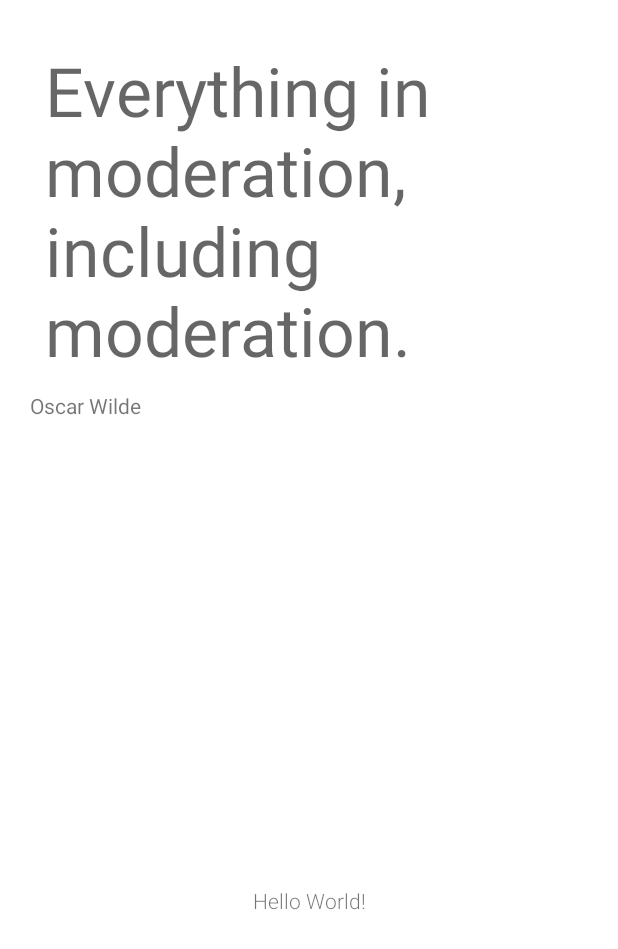
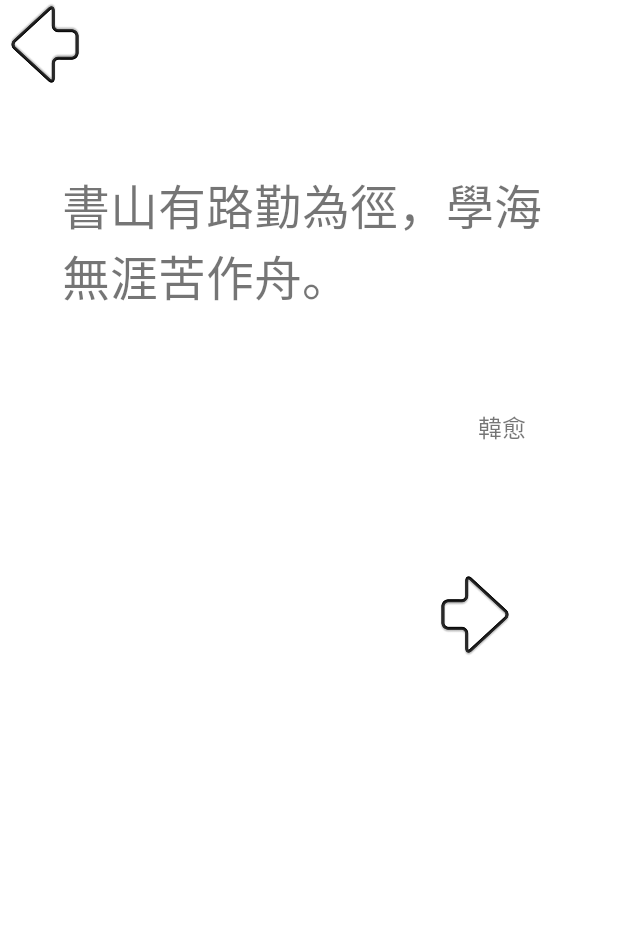
Before and after one commit to iamsad5566/self-care-task-manager, an Android app: the screen it shows after launch (MainActivity), on a phone screen of 412 x 824 dp. Shown: the top 949 px of the screen. Run offline under Robolectric (Android 15) with nearby library versions, the phone set to English and light mode, and no system bars.

Commit message:
update: drawing home page

```diff
--- a/app/build.gradle
+++ b/app/build.gradle
@@ -37,6 +37,9 @@ dependencies {
     implementation 'androidx.appcompat:appcompat:1.5.1'
     implementation 'com.google.android.material:material:1.6.1'
     implementation 'androidx.constraintlayout:constraintlayout:2.1.4'
+    implementation 'androidx.navigation:navigation-fragment-ktx:2.5.3'
+    implementation 'androidx.navigation:navigation-ui-ktx:2.5.3'
+    implementation 'androidx.legacy:legacy-support-v4:1.0.0'
     testImplementation 'junit:junit:4.+'
     androidTestImplementation 'androidx.test.ext:junit:1.1.3'
     androidTestImplementation 'androidx.test.espresso:espresso-core:3.4.0'
--- a/app/src/main/java/welfare/self_care_task_manager/MainActivity.kt
+++ b/app/src/main/java/welfare/self_care_task_manager/MainActivity.kt
@@ -1,7 +1,10 @@
 package welfare.self_care_task_manager
 
+import android.content.Context
 import androidx.appcompat.app.AppCompatActivity
 import android.os.Bundle
+import android.util.AttributeSet
+import android.view.View
 
 class MainActivity : AppCompatActivity() {
     override fun onCreate(savedInstanceState: Bundle?) {
--- /dev/null
+++ b/app/src/main/java/welfare/self_care_task_manager/cassatte.kt
@@ -0,0 +1,59 @@
+package welfare.self_care_task_manager
+
+import android.os.Bundle
+import androidx.fragment.app.Fragment
+import android.view.LayoutInflater
+import android.view.View
+import android.view.ViewGroup
+
+// TODO: Rename parameter arguments, choose names that match
+// the fragment initialization parameters, e.g. ARG_ITEM_NUMBER
+private const val ARG_PARAM1 = "param1"
+private const val ARG_PARAM2 = "param2"
+
+/**
+ * A simple [Fragment] subclass.
+ * Use the [cassatte.newInstance] factory method to
+ * create an instance of this fragment.
+ */
+class Cassatte : Fragment() {
+    // TODO: Rename and change types of parameters
+    private var param1: String? = null
+    private var param2: String? = null
+
+    override fun onCreate(savedInstanceState: Bundle?) {
+        super.onCreate(savedInstanceState)
+        arguments?.let {
+            param1 = it.getString(ARG_PARAM1)
+            param2 = it.getString(ARG_PARAM2)
+        }
+    }
+
+    override fun onCreateView(
+        inflater: LayoutInflater, container: ViewGroup?,
+        savedInstanceState: Bundle?
+    ): View? {
+        // Inflate the layout for this fragment
+        return inflater.inflate(R.layout.fragment_cassatte, container, false)
+    }
+
+    companion object {
+        /**
+         * Use this factory method to create a new instance of
+         * this fragment using the provided parameters.
+         *
+         * @param param1 Parameter 1.
+         * @param param2 Parameter 2.
+         * @return A new instance of fragment cassatte.
+         */
+        // TODO: Rename and change types and number of parameters
+        @JvmStatic
+        fun newInstance(param1: String, param2: String) =
+            Cassatte().apply {
+                arguments = Bundle().apply {
+                    putString(ARG_PARAM1, param1)
+                    putString(ARG_PARAM2, param2)
+                }
+            }
+    }
+}
--- /dev/null
+++ b/app/src/main/java/welfare/self_care_task_manager/home_page.kt
@@ -0,0 +1,59 @@
+package welfare.self_care_task_manager
+
+import android.os.Bundle
+import androidx.fragment.app.Fragment
+import android.view.LayoutInflater
+import android.view.View
+import android.view.ViewGroup
+
+// TODO: Rename parameter arguments, choose names that match
+// the fragment initialization parameters, e.g. ARG_ITEM_NUMBER
+private const val ARG_PARAM1 = "param1"
+private const val ARG_PARAM2 = "param2"
+
+/**
+ * A simple [Fragment] subclass.
+ * Use the [home_page.newInstance] factory method to
+ * create an instance of this fragment.
+ */
+class home_page : Fragment() {
+    // TODO: Rename and change types of parameters
+    private var param1: String? = null
+    private var param2: String? = null
+
+    override fun onCreate(savedInstanceState: Bundle?) {
+        super.onCreate(savedInstanceState)
+        arguments?.let {
+            param1 = it.getString(ARG_PARAM1)
+            param2 = it.getString(ARG_PARAM2)
+        }
+    }
+
+    override fun onCreateView(
+        inflater: LayoutInflater, container: ViewGroup?,
+        savedInstanceState: Bundle?
+    ): View? {
+        // Inflate the layout for this fragment
+        return inflater.inflate(R.layout.fragment_home_page, container, false)
+    }
+
+    companion object {
+        /**
+         * Use this factory method to create a new instance of
+         * this fragment using the provided parameters.
+         *
+         * @param param1 Parameter 1.
+         * @param param2 Parameter 2.
+         * @return A new instance of fragment home_page.
+         */
+        // TODO: Rename and change types and number of parameters
+        @JvmStatic
+        fun newInstance(param1: String, param2: String) =
+            home_page().apply {
+                arguments = Bundle().apply {
+                    putString(ARG_PARAM1, param1)
+                    putString(ARG_PARAM2, param2)
+                }
+            }
+    }
+}
--- a/app/src/main/res/layout/activity_main.xml
+++ b/app/src/main/res/layout/activity_main.xml
@@ -1,47 +1,14 @@
 <?xml version="1.0" encoding="utf-8"?>
-<androidx.constraintlayout.widget.ConstraintLayout
+<FrameLayout
         xmlns:android="http://schemas.android.com/apk/res/android"
         xmlns:tools="http://schemas.android.com/tools"
         xmlns:app="http://schemas.android.com/apk/res-auto"
         android:layout_width="match_parent"
         android:layout_height="match_parent"
         tools:context=".MainActivity">
-
-    <LinearLayout
-            android:id="@+id/cardContainer"
+    <androidx.fragment.app.FragmentContainerView
+            android:name="androidx.navigation.fragment.NavHostFragment"
             android:layout_width="match_parent"
-            android:layout_height="300dp"
-            android:layout_margin="20dp"
-            android:orientation="vertical"
-            tools:layout_editor_absoluteX="0dp" app:layout_constraintTop_toTopOf="parent">
-        <TextView
-                android:id="@+id/mottoContent"
-                android:layout_width="match_parent"
-                android:layout_height="wrap_content"
-                android:layout_margin="10dp"
-                app:layout_constraintLeft_toLeftOf="parent"
-                app:layout_constraintRight_toRightOf="parent"
-
-                android:text="Everything in moderation, including moderation."
-                style="@style/Widget.AppCompat.TextView"
-                android:textAppearance="@style/TextAppearance.AppCompat.Display2" tools:ignore="HardcodedText"/>
-        <TextView
-                android:id="@+id/mottoAuthor"
-                android:layout_width="wrap_content"
-                android:layout_height="wrap_content"
-                app:layout_constraintLeft_toLeftOf="parent"
-                app:layout_constraintRight_toRightOf="parent"
-                android:text="Oscar Wilde"
-                app:layout_constrainTop_toTopOf="@+id/mottoContent" tools:ignore="HardcodedText"/>
-    </LinearLayout>
-    <TextView
-            android:layout_width="wrap_content"
-            android:layout_height="wrap_content"
-            android:text="Hello World!"
-            app:layout_constraintBottom_toBottomOf="parent"
-            app:layout_constraintLeft_toLeftOf="parent"
-            app:layout_constraintRight_toRightOf="parent"
-            app:layout_constraintTop_toTopOf="@+id/cardContainer" android:layout_marginTop="356dp"
-            app:fontFamily="sans-serif-light"/>
-
-</androidx.constraintlayout.widget.ConstraintLayout>
+            android:layout_height="match_parent" app:navGraph="@navigation/nav_graph" app:defaultNavHost="true"
+            android:id="@+id/fragmentContainerView"/>
+</FrameLayout>
--- /dev/null
+++ b/app/src/main/res/layout/fragment_cassatte.xml
@@ -0,0 +1,6 @@
+<?xml version="1.0" encoding="utf-8"?>
+<FrameLayout xmlns:android="http://schemas.android.com/apk/res/android"
+             xmlns:tools="http://schemas.android.com/tools"
+             android:layout_width="match_parent"
+             android:layout_height="match_parent"
+             tools:context=".cassatte"/>
--- /dev/null
+++ b/app/src/main/res/layout/fragment_home_page.xml
@@ -0,0 +1,54 @@
+<?xml version="1.0" encoding="utf-8"?>
+<androidx.constraintlayout.widget.ConstraintLayout xmlns:android="http://schemas.android.com/apk/res/android"
+                                                   xmlns:app="http://schemas.android.com/apk/res-auto" xmlns:tools="http://schemas.android.com/tools"
+                                                   android:layout_width="match_parent"
+                                                   android:layout_height="match_parent"
+                                                   tools:context=".home_page">
+    <androidx.constraintlayout.widget.ConstraintLayout
+            android:layout_width="349dp"
+            android:layout_height="358dp"
+            app:layout_constraintEnd_toEndOf="parent"
+            app:layout_constraintStart_toStartOf="parent" app:layout_constraintTop_toTopOf="parent"
+            app:layout_constraintBottom_toBottomOf="parent" app:layout_constraintVertical_bias="0.0"
+            android:id="@+id/cardView" android:layout_marginTop="20dp">
+
+        <TextView
+                android:layout_width="0dp"
+                android:layout_height="128dp"
+
+                android:text="書山有路勤為徑，學海無涯苦作舟。"
+                android:textSize="32sp"
+                android:id="@+id/editTextTextPersonName2"
+                tools:ignore="HardcodedText"
+                app:layout_constraintEnd_toEndOf="parent"
+                app:layout_constraintTop_toTopOf="parent" app:layout_constraintStart_toStartOf="parent"
+                app:layout_constraintHorizontal_bias="0.0" app:layout_constraintBottom_toBottomOf="parent"
+                android:layout_marginStart="10dp" android:layout_marginEnd="10dp" android:layout_marginTop="-100dp"
+                app:layout_constraintVertical_bias="0.584"/>
+        <TextView
+                android:text="韓愈"
+                android:layout_width="wrap_content"
+                android:textSize="16sp"
+                android:layout_height="wrap_content" android:id="@+id/textView"
+                android:layout_marginEnd="30dp" app:layout_constraintEnd_toEndOf="parent"
+                app:layout_constraintBottom_toBottomOf="parent" android:layout_marginTop="-50dp"
+                app:layout_constraintTop_toBottomOf="@+id/editTextTextPersonName2" tools:ignore="HardcodedText"/>
+    </androidx.constraintlayout.widget.ConstraintLayout>
+    <ImageButton
+            android:background="@drawable/arrow_right"
+            android:layout_width="60dp"
+            android:layout_height="60dp" android:id="@+id/toNextCard"
+            app:layout_constraintEnd_toEndOf="@+id/cardView"
+            android:layout_marginTop="1dp"
+            app:layout_constraintTop_toBottomOf="@+id/cardView" app:layout_constraintBottom_toBottomOf="parent"
+            android:layout_marginBottom="1dp" app:layout_constraintHorizontal_bias="0.885"
+            app:layout_constraintVertical_bias="0.0" app:layout_constraintStart_toStartOf="@+id/cardView"
+            android:layout_marginStart="1dp" android:layout_marginEnd="1dp" tools:ignore="SpeakableTextPresentCheck"/>
+    <ImageButton
+            android:background="@drawable/arrow_left"
+            android:layout_width="60dp"
+            android:layout_height="60dp" android:id="@+id/toLastCard"
+            style="@style/Widget.AppCompat.ImageButton"
+            tools:ignore="MissingConstraints,SpeakableTextPresentCheck"
+            tools:layout_editor_absoluteY="379dp" tools:layout_editor_absoluteX="56dp"/>
+</androidx.constraintlayout.widget.ConstraintLayout>
--- /dev/null
+++ b/app/src/main/res/navigation/nav_graph.xml
@@ -0,0 +1,14 @@
+<?xml version="1.0" encoding="utf-8"?>
+<navigation xmlns:android="http://schemas.android.com/apk/res/android"
+            xmlns:app="http://schemas.android.com/apk/res-auto"
+            xmlns:tools="http://schemas.android.com/tools" android:id="@+id/nav_graph"
+            app:startDestination="@id/home_page">
+
+
+    <fragment android:id="@+id/cassatte" android:name="welfare.self_care_task_manager.cassatte"
+              android:label="fragment_cassatte" tools:layout="@layout/fragment_cassatte"/>
+    <fragment android:id="@+id/home_page" android:name="welfare.self_care_task_manager.home_page"
+              android:label="fragment_home_page" tools:layout="@layout/fragment_home_page">
+        <action android:id="@+id/action_home_page_to_cassatte" app:destination="@id/cassatte"/>
+    </fragment>
+</navigation>
--- a/app/src/main/res/values/strings.xml
+++ b/app/src/main/res/values/strings.xml
@@ -1,3 +1,5 @@
 <resources>
     <string name="app_name">self-care-task-manager</string>
+    <!-- TODO: Remove or change this placeholder text -->
+    <string name="hello_blank_fragment">Hello blank fragment</string>
 </resources>
```
Also changed, not shown: app/src/main/res/drawable-v24/arrow_left.png (added), app/src/main/res/drawable-v24/arrow_right.png (added).
